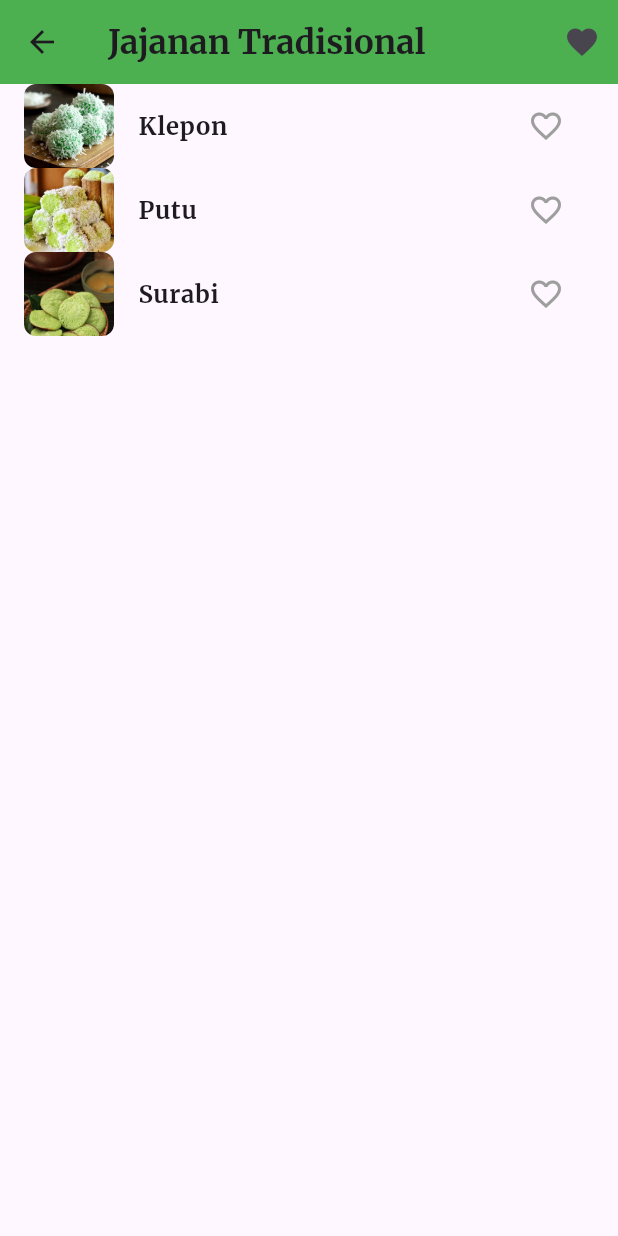
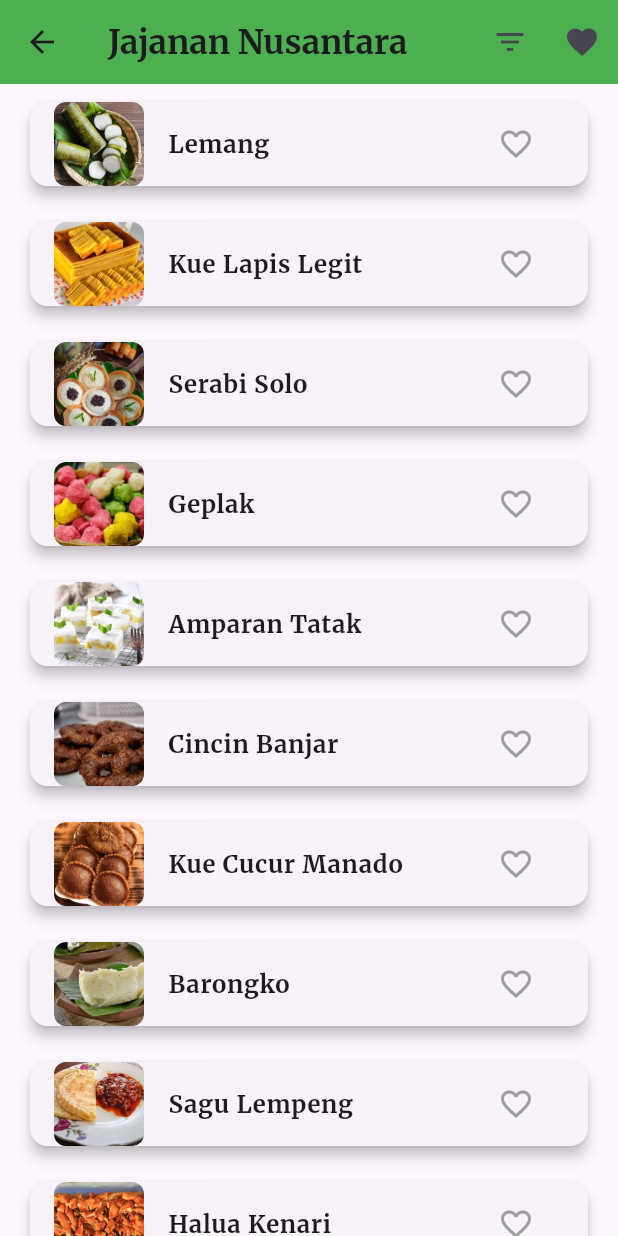
Before and after one commit to skrulleps/projectflutter, a Flutter app: the JajananTradisionalPage screen opened directly, on a phone screen of 412 x 824 dp. Run offline on Flutter 3.47's test engine with Material 3 defaults, Android fonts, the phone set to English and light mode, and no system bars; our stand-ins replace carousel_slider, google_fonts.

Commit message:
menu jajanan

```diff
--- a/lib/pages/jajanan-tradisional.dart
+++ b/lib/pages/jajanan-tradisional.dart
@@ -11,32 +11,79 @@ class JajananTradisionalPage extends StatefulWidget {
 class _JajananTradisionalPageState extends State<JajananTradisionalPage> {
   final List<Map<String, String>> jajananList = [
     {
-      'name': 'Klepon',
-      'image': 'assets/img/Klepon.jpg',
-      'resep': '1. Tepung ketan\n2. Gula merah\n3. Kelapa parut\n4. Air hangat',
-      'cara': '1. Campur tepung ketan dengan air hingga kalis.\n'
-          '2. Ambil sedikit adonan, beri gula merah di tengah, bulatkan.\n'
-          '3. Rebus hingga mengapung, tiriskan.\n'
-          '4. Gulingkan ke kelapa parut.',
+    "name": "Lemang",
+    "image": "assets/img/Lemang.jpg",
+    "resep": "1. 500 gram beras ketan putih\n2. 500 ml santan\n3. 1 sdt garam\n4. Bambu dan daun pisang",
+    "cara": "1. Rendam beras ketan selama 3 jam, tiriskan.\n2. Campur beras ketan dengan santan dan garam.\n3. Masukkan ke bambu yang dilapisi daun pisang.\n4. Panggang hingga matang selama 2-3 jam.",
+    "kategori": "Sumatera"
   },
   {
-      'name': 'Putu',
-      'image': 'assets/img/Putu.jpg',
-      'resep': '1. Tepung beras\n2. Gula merah\n3. Kelapa parut\n4. Daun pandan',
-      'cara': '1. Campur tepung beras dengan air hingga basah.\n'
-          '2. Isi cetakan putu dengan adonan, tambahkan gula merah di tengah.\n'
-          '3. Kukus hingga matang.\n'
-          '4. Sajikan dengan kelapa parut.',
+    "name": "Kue Lapis Legit",
+    "image": "assets/img/lapis_legit.jpg",
+    "resep": "1. 30 kuning telur\n2. 500 gram margarin\n3. 500 gram gula halus\n4. 100 gram tepung terigu\n5. 1 sdt kayu manis bubuk",
+    "cara": "1. Kocok margarin dan gula hingga mengembang. Masukkan telur satu per satu.\n2. Tambahkan tepung dan rempah, aduk rata.\n3. Tuang adonan lapis demi lapis ke loyang, panggang tiap lapisan hingga kecokelatan.",
+    "kategori": "Sumatera"
   },
   {
-      'name': 'Surabi',
-      'image': 'assets/img/Surabi.jpg',
-      'resep': '1. Tepung beras\n2. Santan\n3. Ragi\n4. Gula pasir\n5. Garam',
-      'cara': '1. Campur tepung beras, santan, ragi, gula, dan garam.\n2. Diamkan hingga mengembang.\n3. Tuang adonan ke cetakan serabi, masak hingga matang.',
+    "name": "Serabi Solo",
+    "image": "assets/img/serabi_solo.jpg",
+    "resep": "1. 250 gram tepung beras\n2. 500 ml santan hangat\n3. 100 gram gula pasir\n4. 1 sdt ragi instan",
+    "cara": "1. Campur semua bahan, aduk rata. Diamkan 1 jam hingga mengembang.\n2. Tuang adonan ke cetakan serabi, masak dengan api kecil hingga matang.",
+    "kategori": "Jawa"
+  },
+  {
+    "name": "Geplak",
+    "image": "assets/img/geplak.jpg",
+    "resep": "1. 300 gram kelapa parut\n2. 100 gram tepung beras\n3. 250 gram gula pasir\n4. Pewarna makanan (opsional)",
+    "cara": "1. Masak gula dengan sedikit air hingga larut.\n2. Masukkan kelapa parut dan tepung beras, aduk hingga adonan kalis.\n3. Bentuk bulatan kecil, dinginkan hingga mengeras.",
+    "kategori": "Jawa"
+  },
+  {
+    "name": "Amparan Tatak",
+    "image": "assets/img/amparan_tatak.jpg",
+    "resep": "1. 5 buah pisang matang\n2. 250 gram tepung beras\n3. 500 ml santan\n4. 100 gram gula pasir\n5. 1/2 sdt garam",
+    "cara": "1. Campur tepung, santan, gula, dan garam. Masak hingga mengental.\n2. Tuang separuh adonan ke loyang, tambahkan pisang, dan tutup dengan sisa adonan.\n3. Kukus selama 30 menit.",
+    "kategori": "Kalimantan"
+  },
+  {
+    "name": "Cincin Banjar",
+    "image": "assets/img/cincin_banjar.jpg",
+    "resep": "1. 200 gram tepung beras\n2. 150 gram gula merah\n3. 100 ml air",
+    "cara": "1. Larutkan gula merah dengan air, campurkan ke tepung beras.\n2. Bentuk cincin kecil dari adonan, goreng hingga matang.",
+    "kategori": "Kalimantan"
+  },
+  {
+    "name": "Kue Cucur Manado",
+    "image": "assets/img/kue_cucur_manado.jpg",
+    "resep": "1. 250 gram tepung beras\n2. 200 gram gula merah\n3. 250 ml air\n4. 1/4 sdt garam",
+    "cara": "1. Rebus gula merah dengan air, saring.\n2. Campur tepung dengan larutan gula, aduk hingga rata.\n3. Goreng adonan dengan minyak panas hingga membentuk pinggiran tipis.",
+    "kategori": "Sulawesi"
+  },
+  {
+    "name": "Barongko",
+    "image": "assets/img/barongko.jpg",
+    "resep": "1. 5 buah pisang matang\n2. 200 ml santan\n3. 2 butir telur\n4. 100 gram gula pasir\n5. Daun pisang",
+    "cara": "1. Haluskan pisang, campur dengan santan, telur, dan gula.\n2. Bungkus adonan dengan daun pisang. Kukus selama 30 menit.",
+    "kategori": "Sulawesi"
+  },
+  {
+    "name": "Sagu Lempeng",
+    "image": "assets/img/sagu_lempeng.jpg",
+    "resep": "1. 300 gram tepung sagu\n2. 100 ml air\n3. Gula (opsional)",
+    "cara": "1. Campur sagu dengan sedikit air hingga menggumpal.\n2. Bentuk menjadi lempeng tipis, panggang di atas api kecil hingga kering.",
+    "kategori": "Papua"
+  },
+  {
+    "name": "Halua Kenari",
+    "image": "assets/img/halua_kenari.jpg",
+    "resep": "1. 200 gram kenari\n2. 150 gram gula merah\n3. 50 ml air",
+    "cara": "1. Masak gula merah dengan air hingga kental.\n2. Masukkan kenari, aduk hingga tercampur rata.\n3. Angkat, bentuk bulatan kecil, dinginkan.",
+    "kategori": "Maluku"
   },
   ];
 
   final List<Map<String, String>> favoritList = [];
+  String selectedKategori = 'Semua'; // Default filter: Semua kategori
 
   void toggleFavorit(Map<String, String> jajanan) {
     setState(() {
@@ -48,16 +95,101 @@ class _JajananTradisionalPageState extends State<JajananTradisionalPage> {
     });
   }
 
+   void showFilterDialog() {
+    showModalBottomSheet(
+      context: context,
+      builder: (context) {
+        return ListView(
+          children: [
+            ListTile(
+              title: const Text('Semua'),
+              onTap: () {
+                setState(() {
+                  selectedKategori = 'Semua';
+                });
+                Navigator.pop(context);
+              },
+            ),
+            ListTile(
+              title: const Text('Sumatera'),
+              onTap: () {
+                setState(() {
+                  selectedKategori = 'Sumatera';
+                });
+                Navigator.pop(context);
+              },
+            ),
+            ListTile(
+              title: const Text('Jawa'),
+              onTap: () {
+                setState(() {
+                  selectedKategori = 'Jawa';
+                });
+                Navigator.pop(context);
+              },
+            ),
+            ListTile(
+              title: const Text('Kalimantan'),
+              onTap: () {
+                setState(() {
+                  selectedKategori = 'Kalimantan';
+                });
+                Navigator.pop(context);
+              },
+            ),
+            ListTile(
+              title: const Text('Sulawesi'),
+              onTap: () {
+                setState(() {
+                  selectedKategori = 'Sulawesi';
+                });
+                Navigator.pop(context);
+              },
+            ),
+            ListTile(
+              title: const Text('Papua'),
+              onTap: () {
+                setState(() {
+                  selectedKategori = 'Papua';
+                });
+                Navigator.pop(context);
+              },
+            ),
+            ListTile(
+              title: const Text('Maluku'),
+              onTap: () {
+                setState(() {
+                  selectedKategori = 'Maluku';
+                });
+                Navigator.pop(context);
+              },
+            ),
+          ],
+        );
+      },
+    );
+  }
+
   @override
   Widget build(BuildContext context) {
+    final filteredList = selectedKategori == 'Semua'
+        ? jajananList
+        : jajananList.where((jajanan) {
+            return jajanan['kategori'] == selectedKategori;
+          }).toList();
+
     return Scaffold(
       appBar: AppBar(
         title: Text(
-          'Jajanan Tradisional',
+          'Jajanan Nusantara',
           style: GoogleFonts.merriweather(fontWeight: FontWeight.bold),
         ),
         backgroundColor: Colors.green,
         actions: [
+          IconButton(
+            icon: const Icon(Icons.filter_list),
+            onPressed: showFilterDialog,
+          ),
           IconButton(
             icon: const Icon(Icons.favorite),
             onPressed: () {
@@ -72,11 +204,18 @@ class _JajananTradisionalPageState extends State<JajananTradisionalPage> {
         ],
       ),
       body: ListView.builder(
-        itemCount: jajananList.length,
+        itemCount: filteredList.length,
         itemBuilder: (context, index) {
-          final jajanan = jajananList[index];
+          final jajanan = filteredList[index];
           final isFavorit = favoritList.contains(jajanan);
-          return ListTile(
+          return Padding(
+            padding: const EdgeInsets.symmetric(horizontal: 16.0, vertical: 8.0),
+            child: Card(
+              elevation: 4,
+              shape: RoundedRectangleBorder(
+                borderRadius: BorderRadius.circular(12),
+              ),
+              child: ListTile(
                 leading: ClipRRect(
                   borderRadius: BorderRadius.circular(8),
                   child: Image.asset(
@@ -88,7 +227,10 @@ class _JajananTradisionalPageState extends State<JajananTradisionalPage> {
                 ),
                 title: Text(
                   jajanan['name']!,
-              style: GoogleFonts.merriweather(fontSize: 16, fontWeight: FontWeight.bold),
+                  style: GoogleFonts.merriweather(
+                    fontSize: 16,
+                    fontWeight: FontWeight.bold,
+                  ),
                 ),
                 trailing: IconButton(
                   icon: Icon(
@@ -110,6 +252,8 @@ class _JajananTradisionalPageState extends State<JajananTradisionalPage> {
                     ),
                   );
                 },
+              ),
+            ),
           );
         },
       ),
```
Also changed, not shown: pubspec.yaml (+10 -0 lines), assets/img/Lemang.jpg (added), assets/img/amparan_tatak.jpg (added), assets/img/barongko.jpg (added), assets/img/cincin_banjar.jpg (added), assets/img/geplak.jpg (added), assets/img/halua_kenari.jpg (added), assets/img/kue_cucur_manado.jpg (added), assets/img/lapis_legit.jpg (added), assets/img/sagu_lempeng.jpg (added), assets/img/serabi_solo.jpg (added). Lines whose indentation alone changed are shown as unchanged.
